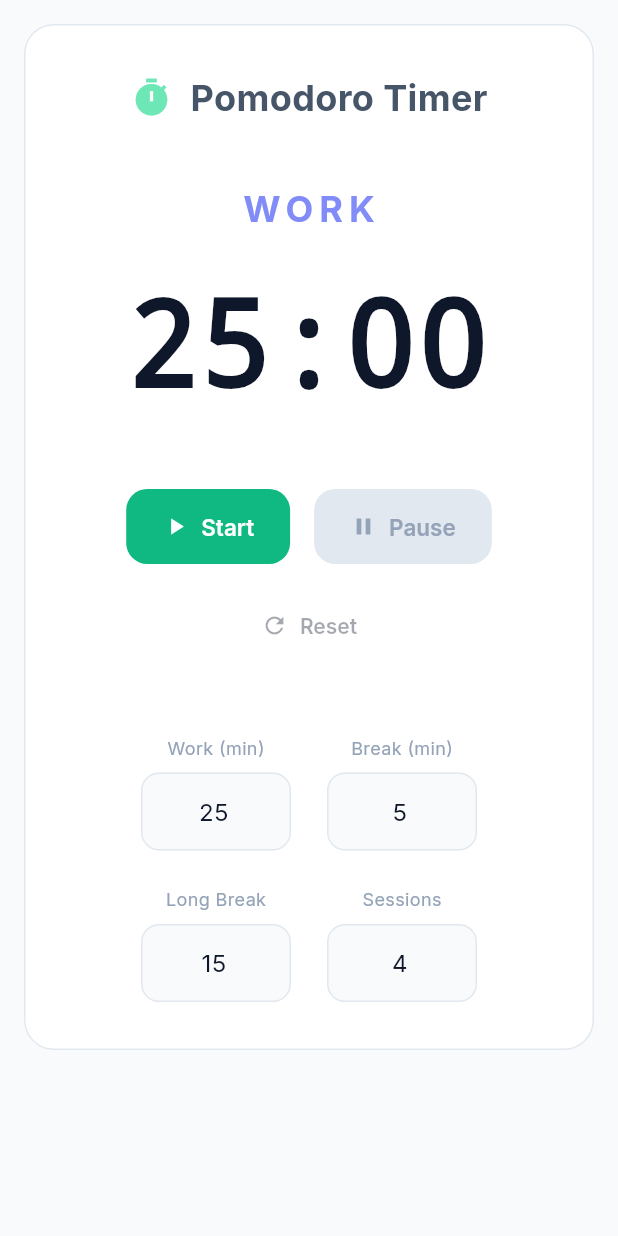
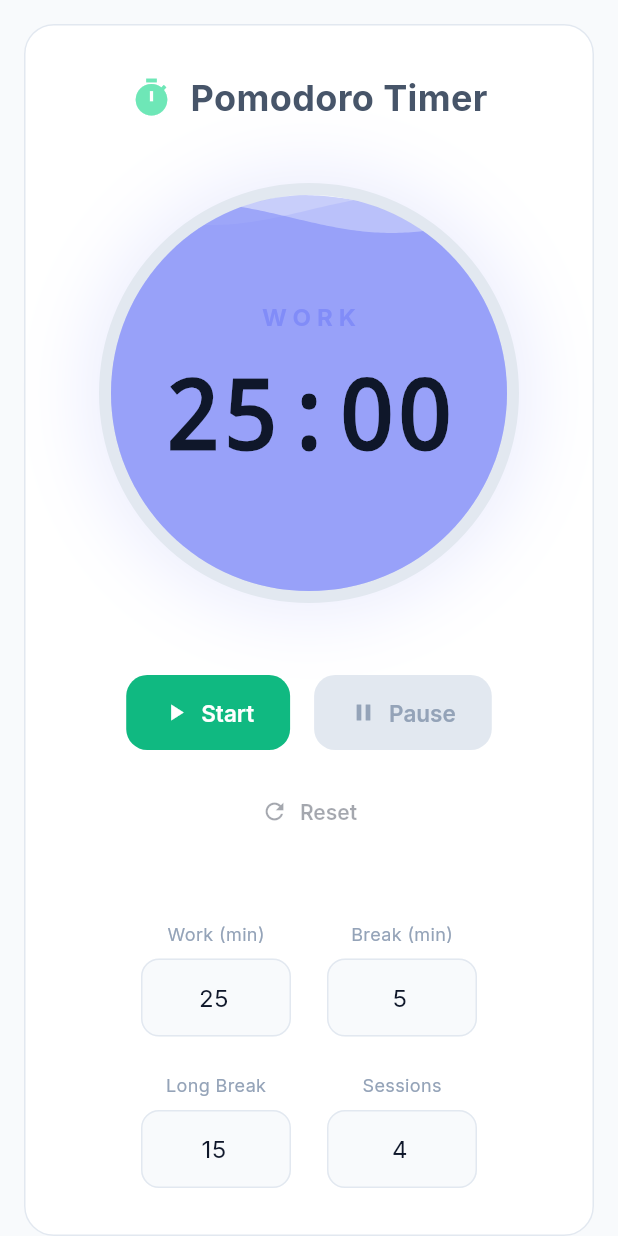
Before and after one commit to nowayitsme-eng/TaskMate-An-Ai-Powered-Productivity-Web-App, a Flutter app: the PomodoroTab widget shown alone on an empty page, opened directly, on a phone screen of 412 x 824 dp. Run offline on Flutter 3.47's test engine with Material 3 defaults, Android fonts, the phone set to English and light mode, and no system bars; drawn by our look-alikes of wave; our stand-ins replace cloud_firestore, connectivity_plus, firebase_auth, firebase_core, firebase_messaging, fl_chart and 8 more; missing offline and left inert: extension_google_sign_in_as_googleapis_auth, googleapis; accounts and stored records are empty.

Commit message:
feat: implement fluid wave fill animation for pomodoro timer

```diff
--- a/lib/screens/pomodoro/pomodoro_tab.dart
+++ b/lib/screens/pomodoro/pomodoro_tab.dart
@@ -10,6 +10,8 @@ import '../../services/gamification_service.dart';
 import '../../services/activity_service.dart';
 import '../../services/messaging_service.dart';
 import '../../theme/app_theme.dart';
+import 'package:wave/wave.dart';
+import 'package:wave/config.dart';
 
 class PomodoroTab extends StatefulWidget {
   final TaskModel? focusedTask;
@@ -273,6 +275,23 @@ class _PomodoroTabState extends State<PomodoroTab> with WidgetsBindingObserver {
     return '${minutes.toString().padLeft(2, '0')}:${seconds.toString().padLeft(2, '0')}';
   }
 
+  int get _totalTime {
+    if (_isWorkTime) {
+      return (int.tryParse(_workDurationController.text) ?? 25) * 60;
+    } else {
+      final isLongBreak = _sessionCount > 0 &&
+          _sessionCount %
+                  (int.tryParse(_sessionsBeforeLongBreakController.text) ?? 4) ==
+              0;
+      return isLongBreak
+          ? (int.tryParse(_longBreakDurationController.text) ?? 15) * 60
+          : (int.tryParse(_breakDurationController.text) ?? 5) * 60;
+    }
+  }
+
+  double get _progress => (_timeLeft / (_totalTime == 0 ? 1 : _totalTime)).clamp(0.0, 1.0);
+
+
   String get _modeText {
     if (_isWorkTime) return 'WORK';
     final isLongBreak =
@@ -395,27 +414,80 @@ class _PomodoroTabState extends State<PomodoroTab> with WidgetsBindingObserver {
                       ),
                       const SizedBox(height: 40),
 
+                      // Fluid Wave Timer Visual
+                      Container(
+                        width: 280,
+                        height: 280,
+                        decoration: BoxDecoration(
+                          shape: BoxShape.circle,
+                          color: AppTheme.background,
+                          boxShadow: [
+                            BoxShadow(
+                              color: _modeColor.withValues(alpha: 0.15),
+                              blurRadius: 40,
+                              spreadRadius: 10,
+                            ),
+                          ],
+                          border: Border.all(
+                            color: AppTheme.border,
+                            width: 8,
+                          ),
+                        ),
+                        child: ClipOval(
+                          child: Stack(
+                            alignment: Alignment.center,
+                            children: [
+                              // The fluid wave filling
+                              Positioned.fill(
+                                child: WaveWidget(
+                                  config: CustomConfig(
+                                    colors: [
+                                      _modeColor.withValues(alpha: 0.2),
+                                      _modeColor.withValues(alpha: 0.4),
+                                      _modeColor.withValues(alpha: 0.6),
+                                    ],
+                                    durations: [18000, 12000, 8000],
+                                    heightPercentages: [
+                                      (1.0 - _progress - 0.02).clamp(0.0, 1.0),
+                                      (1.0 - _progress).clamp(0.0, 1.0),
+                                      (1.0 - _progress + 0.02).clamp(0.0, 1.0),
+                                    ],
+                                  ),
+                                  backgroundColor: Colors.transparent,
+                                  size: const Size(double.infinity, double.infinity),
+                                  waveAmplitude: 0,
+                                ),
+                              ),
+                              // The timer text overlay
+                              Column(
+                                mainAxisSize: MainAxisSize.min,
+                                children: [
                                   Text(
                                     _modeText,
                                     style: TextStyle(
-                          fontSize: 24,
+                                      fontSize: 16,
                                       fontWeight: FontWeight.bold,
                                       letterSpacing: 4,
                                       color: _modeColor,
                                     ),
                                   ),
-                      const SizedBox(height: 16),
-
+                                  const SizedBox(height: 8),
                                   Text(
                                     _timerDisplay,
                                     style: const TextStyle(
-                          fontSize: 80,
-                          fontWeight: FontWeight.w700,
+                                      fontSize: 64,
+                                      fontWeight: FontWeight.w800,
                                       fontFamily: 'Courier',
                                       color: AppTheme.textPrimary,
                                     ),
                                   ),
-                      const SizedBox(height: 40),
+                                ],
+                              ),
+                            ],
+                          ),
+                        ),
+                      ),
+                      const SizedBox(height: 48),
 
                       Wrap(
                         alignment: WrapAlignment.center,
```
Lines whose indentation alone changed are shown as unchanged.
